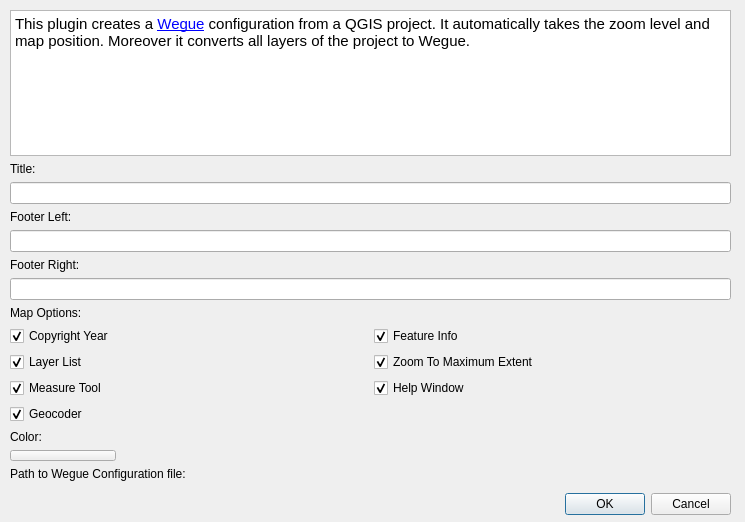
This is qgis2wegue_dialog_base.ui in meggsimum/qgis2wegue as Qt 5 draws it before an edit. The edited form follows.
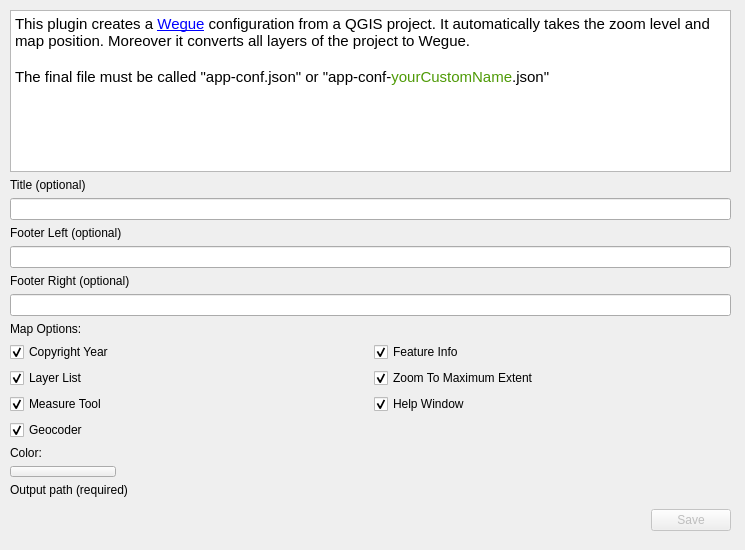
This is the edited form. Custom widgets are drawn as their Qt base class.

Commit message: UX: saving only works with valid file names

The edit to the form file:
```diff
--- a/qgis2wegue_dialog_base.ui
+++ b/qgis2wegue_dialog_base.ui
@@ -7,7 +7,7 @@
     <x>0</x>
     <y>0</y>
     <width>745</width>
-    <height>522</height>
+    <height>550</height>
    </rect>
   </property>
   <property name="windowTitle">
@@ -19,7 +19,7 @@
      <x>10</x>
      <y>10</y>
      <width>721</width>
-     <height>505</height>
+     <height>521</height>
     </rect>
    </property>
    <layout class="QVBoxLayout" name="verticalLayout">
@@ -33,7 +33,9 @@
 &lt;html&gt;&lt;head&gt;&lt;meta name=&quot;qrichtext&quot; content=&quot;1&quot; /&gt;&lt;style type=&quot;text/css&quot;&gt;
 p, li { white-space: pre-wrap; }
 &lt;/style&gt;&lt;/head&gt;&lt;body style=&quot; font-family:'Ubuntu'; font-size:11pt; font-weight:400; font-style:normal;&quot;&gt;
-&lt;p style=&quot; margin-top:0px; margin-bottom:0px; margin-left:0px; margin-right:0px; -qt-block-indent:0; text-indent:0px;&quot;&gt;This plugin creates a &lt;a href=&quot;https://github.com/meggsimum/wegue&quot;&gt;&lt;span style=&quot; text-decoration: underline; color:#0000ff;&quot;&gt;Wegue&lt;/span&gt;&lt;/a&gt; configuration from a QGIS project. It automatically takes the zoom level and map position. Moreover it converts all layers of the project to Wegue.&lt;/p&gt;&lt;/body&gt;&lt;/html&gt;</string>
+&lt;p style=&quot; margin-top:0px; margin-bottom:0px; margin-left:0px; margin-right:0px; -qt-block-indent:0; text-indent:0px;&quot;&gt;This plugin creates a &lt;a href=&quot;https://github.com/meggsimum/wegue&quot;&gt;&lt;span style=&quot; text-decoration: underline; color:#0000ff;&quot;&gt;Wegue&lt;/span&gt;&lt;/a&gt; configuration from a QGIS project. It automatically takes the zoom level and map position. Moreover it converts all layers of the project to Wegue.&lt;/p&gt;
+&lt;p style=&quot;-qt-paragraph-type:empty; margin-top:0px; margin-bottom:0px; margin-left:0px; margin-right:0px; -qt-block-indent:0; text-indent:0px;&quot;&gt;&lt;br /&gt;&lt;/p&gt;
+&lt;p style=&quot; margin-top:0px; margin-bottom:0px; margin-left:0px; margin-right:0px; -qt-block-indent:0; text-indent:0px;&quot;&gt;The final file must be called &amp;quot;app-conf.json&amp;quot; or &amp;quot;app-conf-&lt;span style=&quot; color:#4e9a06;&quot;&gt;yourCustomName&lt;/span&gt;.json&amp;quot;&lt;/p&gt;&lt;/body&gt;&lt;/html&gt;</string>
       </property>
       <property name="openExternalLinks">
        <bool>true</bool>
@@ -46,7 +48,7 @@
     <item>
      <widget class="QLabel" name="label_1">
       <property name="text">
-       <string>Title:</string>
+       <string>Title (optional)</string>
       </property>
      </widget>
     </item>
@@ -56,7 +58,7 @@
     <item>
      <widget class="QLabel" name="label_2">
       <property name="text">
-       <string>Footer Left:</string>
+       <string>Footer Left (optional)</string>
       </property>
      </widget>
     </item>
@@ -66,7 +68,7 @@
     <item>
      <widget class="QLabel" name="label_3">
       <property name="text">
-       <string>Footer Right:</string>
+       <string>Footer Right (optional)</string>
       </property>
      </widget>
     </item>
@@ -188,7 +190,7 @@
     <item>
      <widget class="QLabel" name="label">
       <property name="text">
-       <string>Path to Wegue Configuration file:</string>
+       <string>Output path (required) </string>
       </property>
      </widget>
     </item>
@@ -201,11 +203,14 @@
     </item>
     <item>
      <widget class="QDialogButtonBox" name="button_box">
+      <property name="enabled">
+       <bool>false</bool>
+      </property>
       <property name="orientation">
        <enum>Qt::Horizontal</enum>
       </property>
       <property name="standardButtons">
-       <set>QDialogButtonBox::Cancel|QDialogButtonBox::Ok</set>
+       <set>QDialogButtonBox::Save</set>
       </property>
      </widget>
     </item>
```
Left out of the diff: 6 changed lines with no effect on the pictures. The commit also changes 2 other files.
